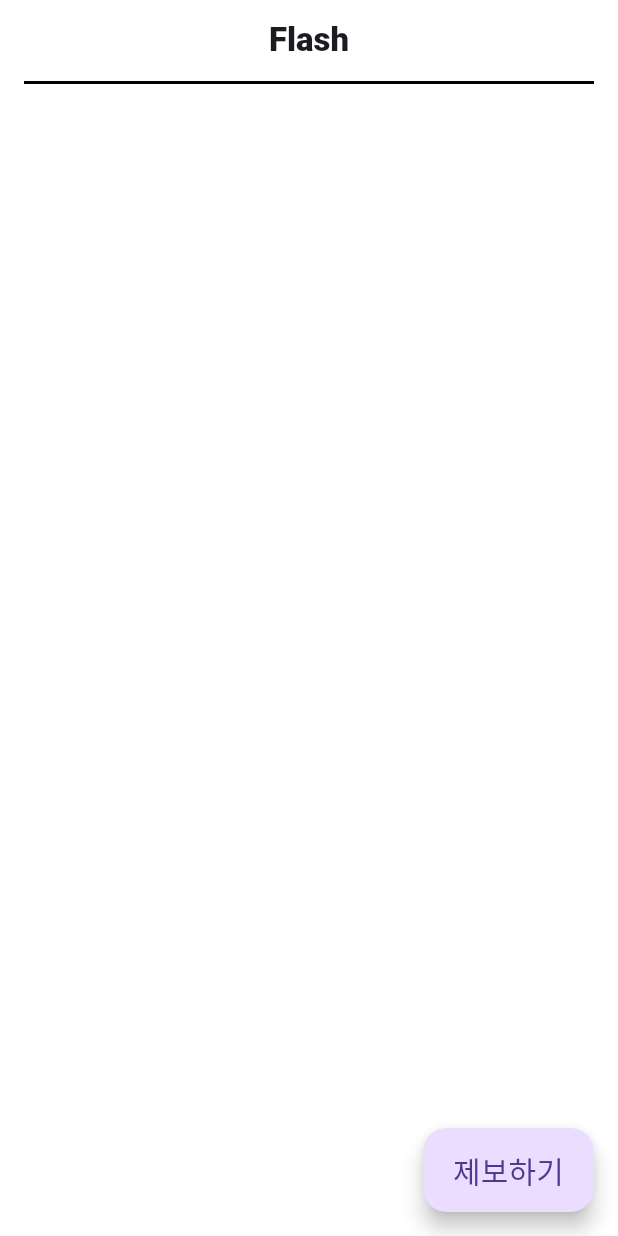
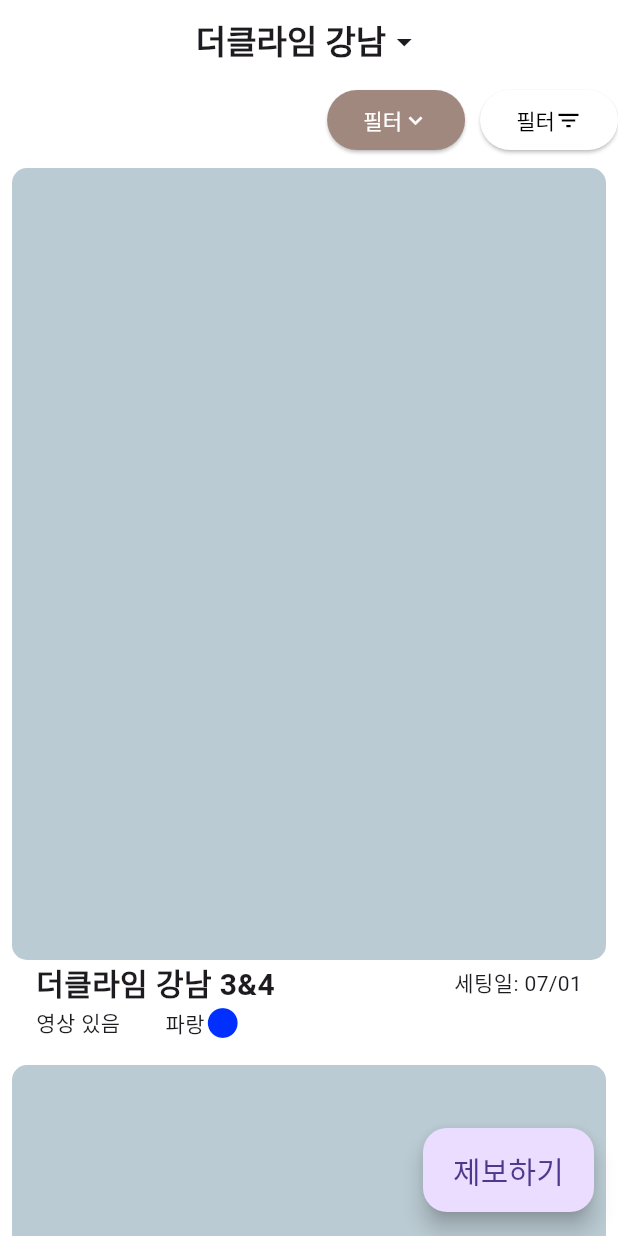
Before and after one commit to hu5768/Flash, a Flutter app: the first screen one second after launch, on a phone screen of 412 x 824 dp. Run offline on Flutter 3.47's test engine with Material 3 defaults, Android fonts, the phone set to English and light mode, and no system bars; our stand-ins replace dio, get.

Commit message:
ui maker

```diff
--- a/lib/controller/center_list_data.dart
+++ b/lib/controller/center_list_data.dart
@@ -11,7 +11,6 @@ class CenterListController extends GetxController {
   }
 
   void fetchData() async {
-    await Future.delayed(const Duration(seconds: 1));
     var centerDataEX = [
       Centers(
         id: 1,
--- /dev/null
+++ b/lib/controller/center_title_controller.dart
@@ -0,0 +1,8 @@
+import 'package:get/get.dart';
+
+class CenterTitleController extends GetxController {
+  var centerTitle = '더클라임 강남'.obs;
+  void changeText(String newText) {
+    centerTitle.value = newText;
+  }
+}
--- a/lib/main.dart
+++ b/lib/main.dart
@@ -10,7 +10,7 @@ class App extends StatelessWidget {
 
   @override
   Widget build(BuildContext context) {
-    return const MaterialApp(
+    return MaterialApp(
       home: MainPage(),
     );
   }
--- a/lib/view/centers/center_card.dart
+++ b/lib/view/centers/center_card.dart
@@ -1,28 +1,24 @@
+import 'package:flash/controller/center_title_controller.dart';
 import 'package:flash/view/centers/center_detail_page.dart';
 import 'package:flutter/material.dart';
+import 'package:get/get.dart';
 
 class CenterCard extends StatelessWidget {
   final int id;
   final String title, thum;
-  const CenterCard({
+  CenterCard({
     super.key,
     required this.id,
     required this.title,
     required this.thum,
   });
-
+  final centerTitleController = Get.put(CenterTitleController());
   @override
   Widget build(BuildContext context) {
     return GestureDetector(
       onTap: () {
-        Navigator.push(
-          context,
-          MaterialPageRoute(
-            builder: (context) =>
-                CenterDetailPage(id: id, title: title, thum: thum),
-            allowSnapshotting: true,
-          ),
-        );
+        centerTitleController.changeText(title);
+        Navigator.pop(context);
       },
       child: Container(
         height: 80,
--- a/lib/view/centers/center_list_page.dart
+++ b/lib/view/centers/center_list_page.dart
@@ -10,7 +10,29 @@ class CenterListPage extends StatelessWidget {
 
   @override
   Widget build(BuildContext context) {
-    return Padding(
+    return Scaffold(
+      backgroundColor: const Color.fromARGB(255, 255, 255, 255),
+      appBar: AppBar(
+        backgroundColor: const Color.fromARGB(255, 255, 255, 255),
+        title: Container(
+          height: AppBar().preferredSize.height,
+          decoration: const BoxDecoration(),
+          child: const Row(
+            children: [
+              SizedBox(
+                width: 120,
+              ),
+              Center(
+                child: Text(
+                  "Flash",
+                  style: TextStyle(fontWeight: FontWeight.w800),
+                ),
+              ),
+            ],
+          ),
+        ),
+      ),
+      body: Padding(
         padding: const EdgeInsets.fromLTRB(20, 10, 20, 0),
         child: GetX<CenterListController>(
           builder: (controller) {
@@ -26,6 +48,7 @@ class CenterListPage extends StatelessWidget {
             );
           },
         ),
+      ),
     );
   }
 }
--- a/lib/view/main_page.dart
+++ b/lib/view/main_page.dart
@@ -1,41 +1,49 @@
+import 'package:flash/controller/center_title_controller.dart';
 import 'package:flash/view/centers/center_list_page.dart';
+import 'package:flash/view/problem/problem_list.dart';
 import 'package:flutter/material.dart';
+import 'package:get/get.dart';
 
 class MainPage extends StatelessWidget {
-  const MainPage({super.key});
-
+  MainPage({super.key});
+  final centerTitleController = Get.put(CenterTitleController());
   @override
   Widget build(BuildContext context) {
     return Scaffold(
       backgroundColor: const Color.fromARGB(255, 255, 255, 255),
       appBar: AppBar(
-        /*bottom: PreferredSize(
-          preferredSize: const Size.fromHeight(4.0),
-          child: Container(
-            color: Colors.blue,
-            height: 4.0, // 원하는 테두리의 높이
-          ),
-        ),*/
         backgroundColor: const Color.fromARGB(255, 255, 255, 255),
         title: Container(
           height: AppBar().preferredSize.height,
-          decoration: const BoxDecoration(
-            border: Border(
-              bottom: BorderSide(
-                color: Color.fromARGB(255, 0, 0, 0),
-                width: 2.0,
+          decoration: const BoxDecoration(),
+          child: Center(
+            child: GestureDetector(
+              onTap: () {
+                Navigator.push(
+                  context,
+                  MaterialPageRoute(
+                    builder: (context) => CenterListPage(),
+                    allowSnapshotting: true,
+                  ),
+                );
+              },
+              child: Row(
+                mainAxisSize: MainAxisSize.min,
+                children: [
+                  Obx(
+                    () => Text(
+                      centerTitleController.centerTitle.toString(),
+                      style: const TextStyle(fontWeight: FontWeight.w800),
+                    ),
+                  ),
+                  const Icon(Icons.arrow_drop_down),
+                ],
               ),
-            ),
-          ),
-          child: const Center(
-            child: Text(
-              "Flash",
-              style: TextStyle(fontWeight: FontWeight.w800),
             ),
           ),
         ),
       ),
-      body: CenterListPage(),
+      body: const ProblemList(),
       floatingActionButton: FloatingActionButton.extended(
         onPressed: () {},
         label: const Text(
--- /dev/null
+++ b/lib/view/problem/problem_card.dart
@@ -0,0 +1,63 @@
+import 'package:flutter/material.dart';
+
+class ProblemCard extends StatelessWidget {
+  const ProblemCard({
+    super.key,
+  });
+
+  @override
+  Widget build(BuildContext context) {
+    return Padding(
+      padding: const EdgeInsets.all(8.0),
+      child: Column(
+        children: [
+          AspectRatio(
+            aspectRatio: 3 / 4,
+            child: Container(
+              width: double.infinity,
+              decoration: BoxDecoration(
+                color: const Color.fromARGB(255, 187, 203, 211),
+                borderRadius: BorderRadius.circular(10),
+              ),
+            ),
+          ),
+          const Padding(
+            padding: EdgeInsets.fromLTRB(16, 0, 16, 0),
+            child: Column(
+              children: [
+                Row(
+                  mainAxisAlignment: MainAxisAlignment.spaceBetween,
+                  children: [
+                    Text(
+                      "더클라임 강남 3&4",
+                      style: TextStyle(
+                        fontSize: 20,
+                        fontWeight: FontWeight.bold,
+                      ),
+                    ),
+                    Text("세팅일: 07/01"),
+                  ],
+                ),
+                Row(
+                  children: [
+                    Text(
+                      "영상 있음",
+                    ),
+                    SizedBox(
+                      width: 30,
+                    ),
+                    Text("파랑"),
+                    Icon(
+                      Icons.circle,
+                      color: Color.fromARGB(255, 0, 47, 255),
+                    ),
+                  ],
+                ),
+              ],
+            ),
+          ),
+        ],
+      ),
+    );
+  }
+}
--- /dev/null
+++ b/lib/view/problem/problem_list.dart
@@ -0,0 +1,59 @@
+import 'package:flash/view/problem/problem_card.dart';
+import 'package:flutter/material.dart';
+
+class ProblemList extends StatelessWidget {
+  const ProblemList({super.key});
+
+  @override
+  Widget build(BuildContext context) {
+    return Scaffold(
+      backgroundColor: const Color.fromARGB(255, 255, 255, 255),
+      body: Column(
+        children: [
+          Row(
+            mainAxisAlignment: MainAxisAlignment.end,
+            children: [
+              ElevatedButton(
+                onPressed: () {},
+                style: ElevatedButton.styleFrom(
+                  foregroundColor: const Color.fromARGB(255, 255, 255, 255),
+                  backgroundColor: Colors.brown[300],
+                  shape: RoundedRectangleBorder(
+                    borderRadius: BorderRadius.circular(20),
+                  ),
+                ),
+                child: const Row(
+                  children: [
+                    Text('필터'),
+                    Icon(Icons.keyboard_arrow_down),
+                  ],
+                ),
+              ),
+              const SizedBox(
+                width: 10,
+              ),
+              ElevatedButton(
+                onPressed: () {},
+                style: ElevatedButton.styleFrom(
+                  foregroundColor: Colors.black,
+                  backgroundColor: Colors.white,
+                  shape: RoundedRectangleBorder(
+                    borderRadius: BorderRadius.circular(20),
+                  ),
+                ),
+                child: const Row(
+                  children: [
+                    Text('필터'),
+                    Icon(Icons.filter_list),
+                  ],
+                ),
+              ),
+            ],
+          ),
+          const ProblemCard(),
+          const ProblemCard(),
+        ],
+      ),
+    );
+  }
+}
```
Lines whose indentation alone changed are shown as unchanged.
